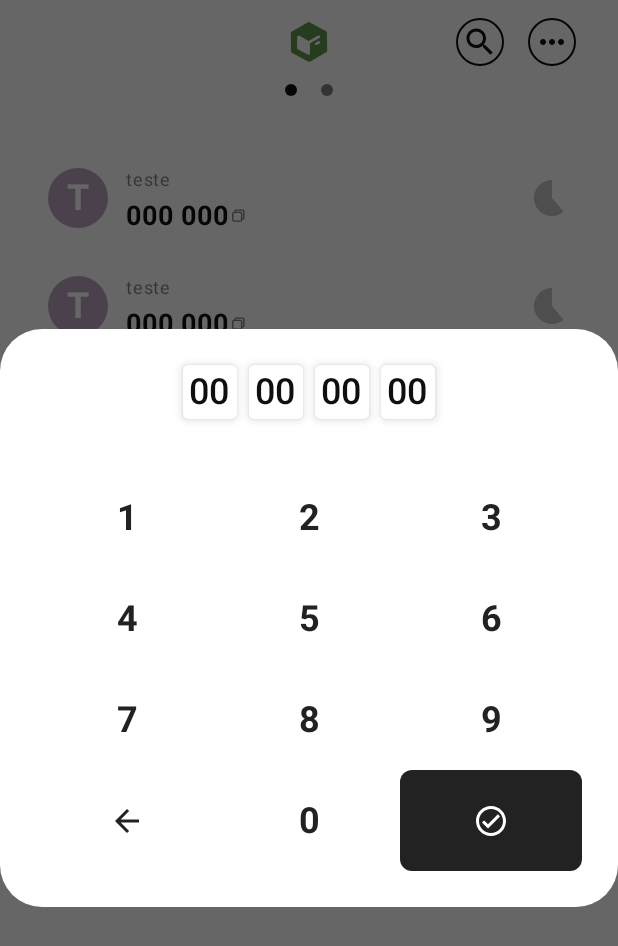
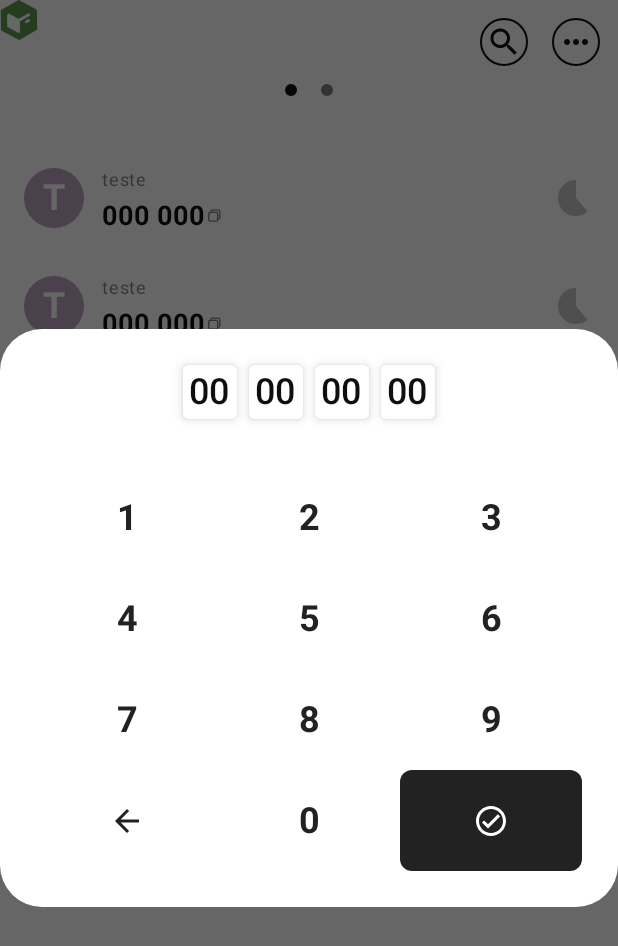
Before and after one commit to francivaldo4334/ConfChatAuthenticate, an Android app built with Jetpack Compose: the screen it shows after launch (HomeActivity), on a phone screen of 412 x 824 dp. Shown: the top 946 px of the screen. Run offline under Robolectric (Android 15) with nearby library versions, the light colour scheme and no system bars; our stand-ins replace Dagger/Hilt's generated code.

Commit message:
feat:layout

```diff
--- a/app/src/main/java/br/com/confchat/auth/presenter/ui/components/ComponentItemPwd.kt
+++ b/app/src/main/java/br/com/confchat/auth/presenter/ui/components/ComponentItemPwd.kt
@@ -42,7 +42,7 @@ fun ComponentItemPwd(it:PwdItem) {
             modifier = Modifier
                 .fillMaxWidth()
                 .height(56.dp)
-                .padding(horizontal = 32.dp),
+                .padding(horizontal = 16.dp),
             verticalAlignment = Alignment.CenterVertically,
             horizontalArrangement = Arrangement.SpaceBetween
         ) {
--- a/app/src/main/java/br/com/confchat/auth/presenter/ui/components/ComponentItemTotp.kt
+++ b/app/src/main/java/br/com/confchat/auth/presenter/ui/components/ComponentItemTotp.kt
@@ -44,7 +44,7 @@ fun ComponentItemTotp(it: TotpItem) {
             .padding(vertical = 8.dp)
             .fillMaxWidth()
             .height(56.dp)
-            .padding(horizontal = 32.dp),
+            .padding(horizontal = 16.dp),
         verticalAlignment = Alignment.CenterVertically,
         horizontalArrangement = Arrangement.SpaceBetween
     ){
--- /dev/null
+++ b/app/src/main/java/br/com/confchat/auth/presenter/ui/components/ComponentTextFildSearchExpanded.kt
@@ -0,0 +1,23 @@
+package br.com.confchat.auth.presenter.ui.components
+
+import androidx.compose.foundation.text.BasicTextField
+import androidx.compose.runtime.Composable
+import androidx.compose.ui.tooling.preview.Preview
+
+@Composable
+fun ComponentTextFildSearchExpanded(
+    expanded:Boolean,
+    value:String,
+    onValue: (String)->Unit
+) {
+    BasicTextField(
+        value = value,
+        onValueChange = onValue
+    )
+}
+
+@Preview
+@Composable
+fun ComponentTextFildSearchExpandedPreview() {
+    ComponentTextFildSearchExpanded(true,"",{})
+}
--- a/app/src/main/java/br/com/confchat/auth/presenter/ui/components/ComponentTop.kt
+++ b/app/src/main/java/br/com/confchat/auth/presenter/ui/components/ComponentTop.kt
@@ -1,5 +1,8 @@
 package br.com.confchat.auth.presenter.ui.components
 
+import androidx.compose.animation.AnimatedVisibility
+import androidx.compose.animation.fadeIn
+import androidx.compose.animation.fadeOut
 import androidx.compose.foundation.border
 import androidx.compose.foundation.layout.Box
 import androidx.compose.foundation.layout.Row
@@ -14,6 +17,10 @@ import androidx.compose.material3.Icon
 import androidx.compose.material3.IconButton
 import androidx.compose.material3.MaterialTheme
 import androidx.compose.runtime.Composable
+import androidx.compose.runtime.getValue
+import androidx.compose.runtime.mutableStateOf
+import androidx.compose.runtime.remember
+import androidx.compose.runtime.setValue
 import androidx.compose.ui.Alignment
 import androidx.compose.ui.Modifier
 import androidx.compose.ui.draw.rotate
@@ -26,22 +33,40 @@ import br.com.confchat.auth.presenter.viewmodel.model.TotpItem
 
 @Composable
 fun ComponentTop() {
+    var expandSearch by remember {
+        mutableStateOf(false)
+    }
+    var textSearch by remember {
+        mutableStateOf("")
+    }
     Box(
         modifier = Modifier
             .fillMaxWidth()
             .height(56.dp)
+            .padding(end = 4.dp)
     ){
+        AnimatedVisibility(
+            visible = !expandSearch,
+            enter = fadeIn(),
+            exit = fadeOut()
+        ) {
             Icon(
                 painter = painterResource(id = R.drawable.vector_1_),
                 contentDescription = null,
                 modifier = Modifier.align(Alignment.Center),
                 tint = Color(0xFF5E964B)
             )
+        }
         Row(
             modifier = Modifier
                 .align(Alignment.CenterEnd)
-                .padding(end = 20.dp)
         ) {
+            ComponentTextFildSearchExpanded(
+                expanded = expandSearch,
+                value = textSearch
+            ){
+                textSearch = it
+            }
             IconButton(onClick = { /*TODO*/ }) {
                 Icon(
                     imageVector = Icons.Default.Search,
```
Lines whose indentation alone changed are shown as unchanged.
